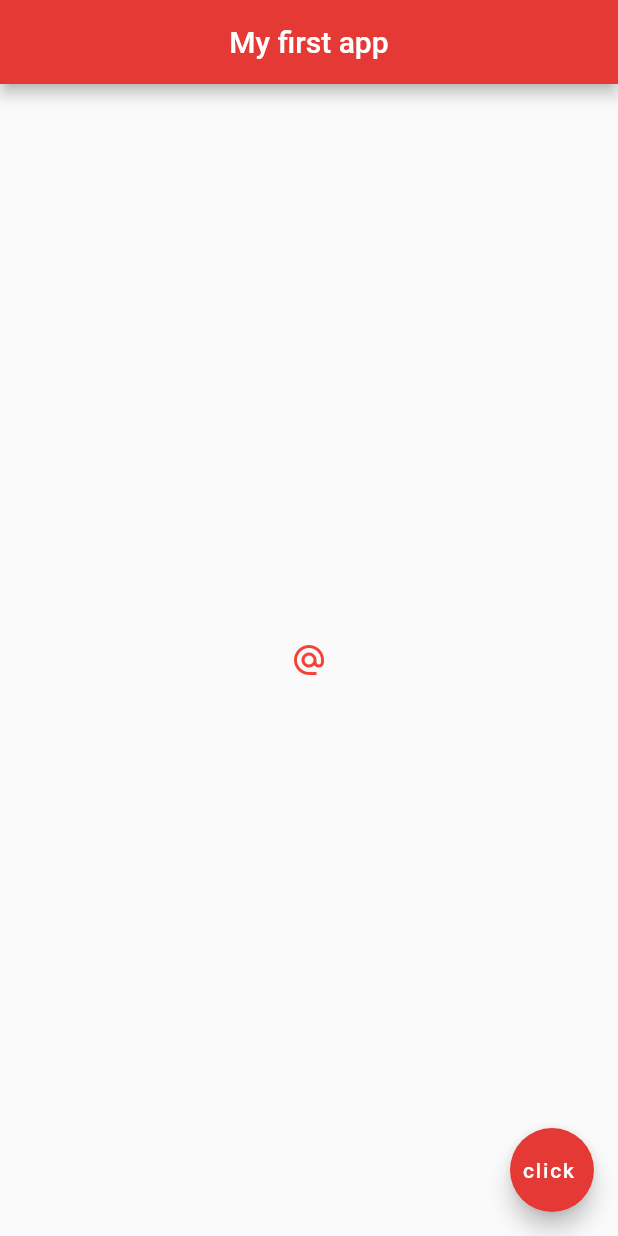
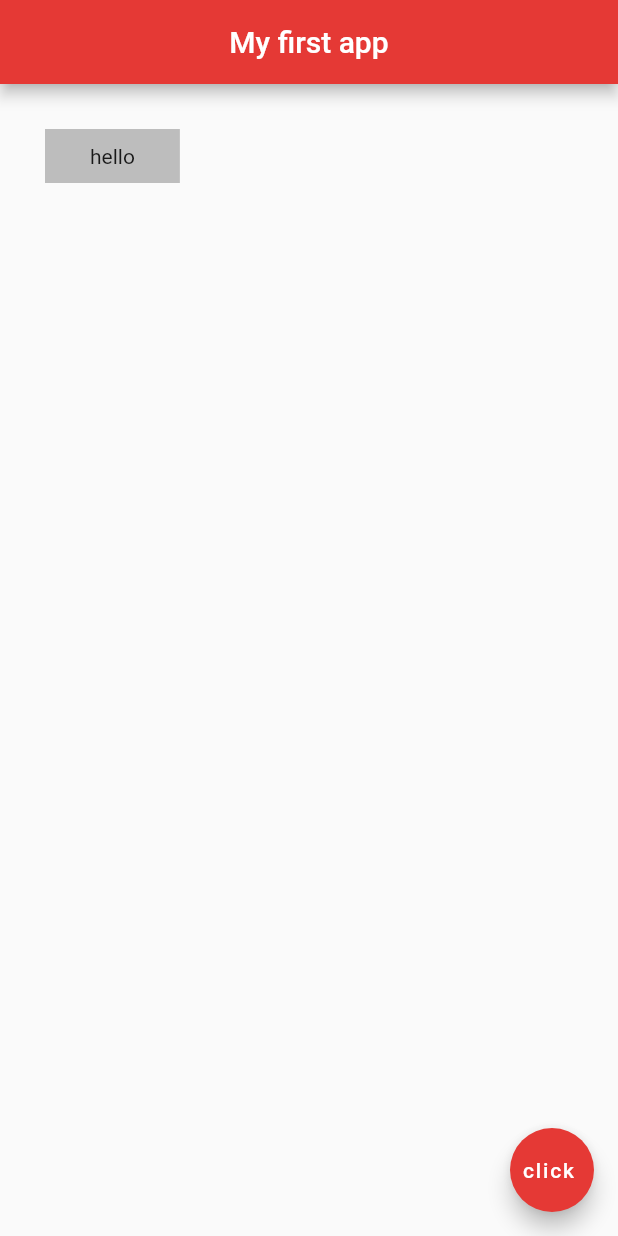
Before and after one commit to ISTE-VESIT-ORG/Flutter-2021, a Flutter app: the screen it shows after launch, on a phone screen of 412 x 824 dp. Run offline on Flutter 3.47's test engine with Material 2 defaults, Android fonts, the phone set to English and light mode, and no system bars.

Commit message:
container and padding

```diff
--- a/lib/main.dart
+++ b/lib/main.dart
@@ -15,43 +15,12 @@ class Home extends StatelessWidget {
         centerTitle: true,
         backgroundColor: Colors.red[600],
       ),
-      body: Center(
-        // child: Icon(
-        //     Icons.airport_shuttle,
-        //     color: Colors.lightBlue,
-        //     size:50.0,
-        // ),
-      //   child: ElevatedButton(
-      //     onPressed: () {
-      //       print('you clicked me');
-      //     },
-      //     child: Text('click me'),
-      //     style: ElevatedButton.styleFrom(
-      //       primary: Colors.red,
-      //       onPrimary: Colors.white,
-      //     ),
-      //   ),
-      // ),
-      // child:ElevatedButton.icon(
-      //   onPressed: (){
-
-      //   },
-      //   icon: Icon(
-      //     Icons.mail
-      //   ),
-      //   label: Text('mail me'),
-      //   style: ElevatedButton.styleFrom(
-      //       primary: Colors.red,
-      //       onPrimary: Colors.white,
-      //     ),
-      // ),
-      child:IconButton(
-        onPressed: (){
-            print('you clicked me');
-        },
-        icon: Icon(Icons.alternate_email),
-        color: Colors.red,
-      )
+      body: Container(
+        //padding: EdgeInsets.symmetric(20.0),
+        padding: EdgeInsets.symmetric(horizontal: 30.0,vertical: 10.0),
+        margin: EdgeInsets.all(30.0),
+        color:Colors.grey[400],
+        child: Text('hello'),
       ),
       floatingActionButton: FloatingActionButton(
         onPressed: () {},
```
